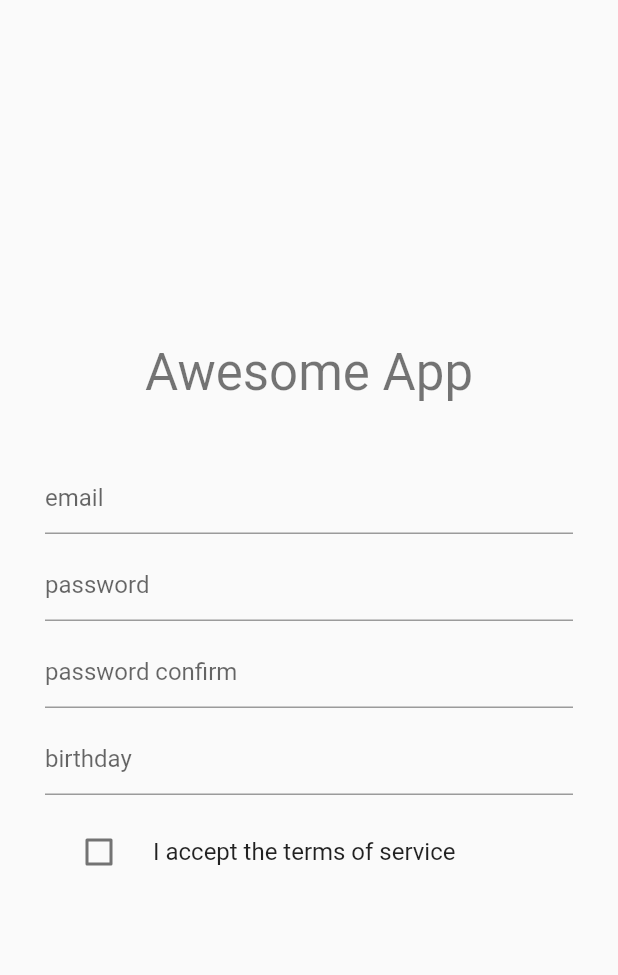
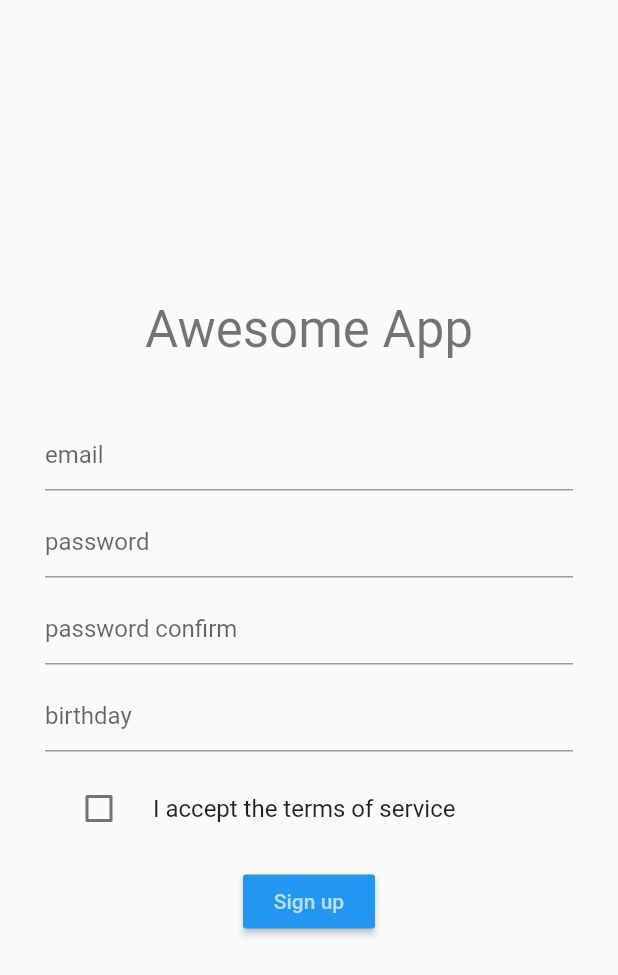
Before and after one commit to kgoon/flutter_bundang, a Flutter app: the screen it shows after launch, on a phone screen of 412 x 824 dp. Shown: the top 975 px of the screen. Run offline on Flutter 3.47's test engine with Material 2 defaults, Android fonts, the phone set to English and light mode, and no system bars.

Commit message:
폼 입력요소사이 간격을 동일하게 조정하는 방법으로 Wrap 위젯 사용

```diff
--- a/lib/form/signup_form.dart
+++ b/lib/form/signup_form.dart
@@ -10,6 +10,8 @@ class SignupForm extends StatefulWidget{
 
 class _SignupFormState extends State<SignupForm> {
 
+  final _gapOfField = 10.0;
+
   bool _agreement = false;
 
   DateFormat _birthDayFormat = new DateFormat('yyyy-MM-dd');
@@ -18,46 +20,32 @@ class _SignupFormState extends State<SignupForm> {
       setState(() { _agreement = !_agreement; });
   }
 
-  Widget _wrapPadding(Widget child){
-    return Padding(
-      padding: EdgeInsets.only(bottom: 10),
-      child: child,
-    );
-  }
-
   Widget build(BuildContext context) {
 
     return Form(
-      child: Column(
-        mainAxisAlignment: MainAxisAlignment.start,
+      child: Wrap(
+        runSpacing: _gapOfField,
+        alignment: WrapAlignment.center,
         children: <Widget>[
-          _wrapPadding(
           TextFormField(
             decoration: const InputDecoration(
               hintText: 'email'
             ),
-            )
           ),
-          _wrapPadding(
           TextFormField(
             obscureText: true,
             decoration: const InputDecoration(
               hintText: 'password'
             ),
-            )
           ),
-          _wrapPadding(
           TextFormField(
             obscureText: true,
             decoration: const InputDecoration(
               hintText: 'password confirm'
             ),
-            )
           ),
-          _wrapPadding(
           DateFormField(
             dateFormat: _birthDayFormat,
-            )
           ),
           CheckboxListTile(
             title: const Text('I accept the terms of service'),
@@ -65,6 +53,12 @@ class _SignupFormState extends State<SignupForm> {
             value: _agreement,
             onChanged: _onChangeAgreement,
           ),
+          RaisedButton(
+            onPressed: () => {},
+            color: Theme.of(context).primaryColor,
+            textColor: Theme.of(context).primaryColorLight,
+            child: const Text('Sign up'),
+          )
         ],
       ),
     );
--- a/lib/screen/signup_page.dart
+++ b/lib/screen/signup_page.dart
@@ -16,7 +16,8 @@ class SignupPage extends StatelessWidget {
             mainAxisAlignment: MainAxisAlignment.center,
             crossAxisAlignment: CrossAxisAlignment.center,
             children: <Widget>[
-              Padding(padding: EdgeInsets.only(bottom: 40),
+              Padding(
+                padding: EdgeInsets.only(bottom: 40),
                 child: Text(
                   title,
                   style: Theme.of(context).textTheme.display1,
```
Lines whose indentation alone changed are shown as unchanged.
